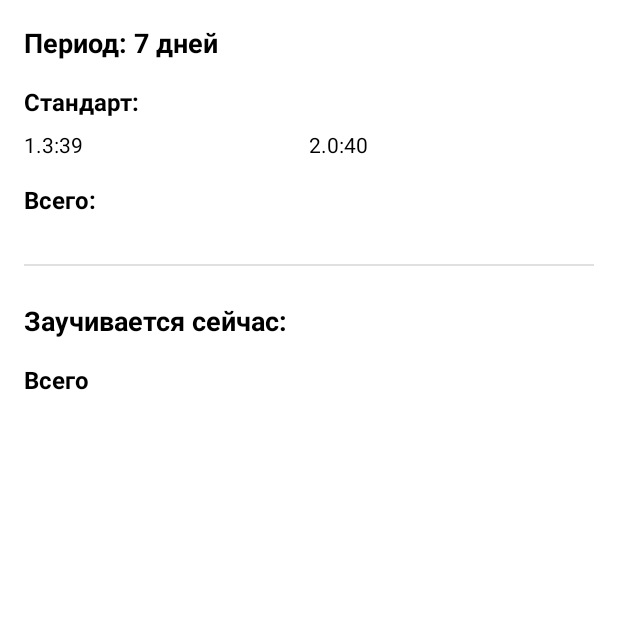
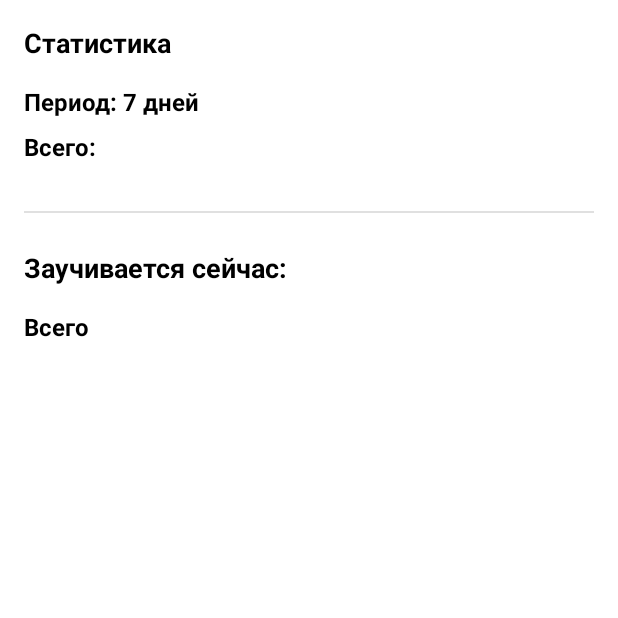
Before and after one commit to brikkerdev/Grable, an Android app: the ProgressActivity screen opened directly, with no data from a screen before it, on a phone screen of 412 x 824 dp, the top half of it. Run offline under Robolectric (Android 15) with nearby library versions, the phone set to English and light mode, and no system bars.

Commit message:
Change titles in activity_progress.xml

```diff
--- a/app/src/main/res/layout/activity_progress.xml
+++ b/app/src/main/res/layout/activity_progress.xml
@@ -7,59 +7,33 @@
     android:layout_height="match_parent"
     android:padding="16dp"
     android:background="#FFFFFF"
-    tools:context=".ProgressActivity">
+    tools:context="ru.sirius.progress.ProgressActivity">
 
     <LinearLayout
         android:layout_width="match_parent"
         android:layout_height="wrap_content"
         android:orientation="vertical">
 
-        <!-- Заголовок периода -->
+        <!-- Раздел Стандарт -->
         <TextView
             android:id="@+id/tvPeriodTitle"
             android:layout_width="match_parent"
             android:layout_height="wrap_content"
-            android:text="Период: 7 дней"
+            android:text="Статистика"
             android:textSize="18sp"
             android:textStyle="bold"
             android:textColor="#000000"
             android:layout_marginBottom="16dp" />
 
-        <!-- Раздел Стандарт -->
+        <!-- Раздел период -->
         <TextView
             android:layout_width="match_parent"
             android:layout_height="wrap_content"
-            android:text="Стандарт:"
+            android:text="Период: 7 дней"
             android:textSize="16sp"
             android:textStyle="bold"
             android:textColor="#000000"
             android:layout_marginBottom="8dp" />
-
-        <LinearLayout
-            android:layout_width="match_parent"
-            android:layout_height="wrap_content"
-            android:orientation="horizontal"
-            android:layout_marginBottom="16dp">
-
-            <TextView
-                android:id="@+id/tvStandard1"
-                android:layout_width="0dp"
-                android:layout_height="wrap_content"
-                android:layout_weight="1"
-                android:text="1.3:39"
-                android:textSize="14sp"
-                android:textColor="#000000" />
-
-            <TextView
-                android:id="@+id/tvStandard2"
-                android:layout_width="0dp"
-                android:layout_height="wrap_content"
-                android:layout_weight="1"
-                android:text="2.0:40"
-                android:textSize="14sp"
-                android:textColor="#000000" />
-
-        </LinearLayout>
 
         <!-- Раздел Всего -->
         <TextView
```
